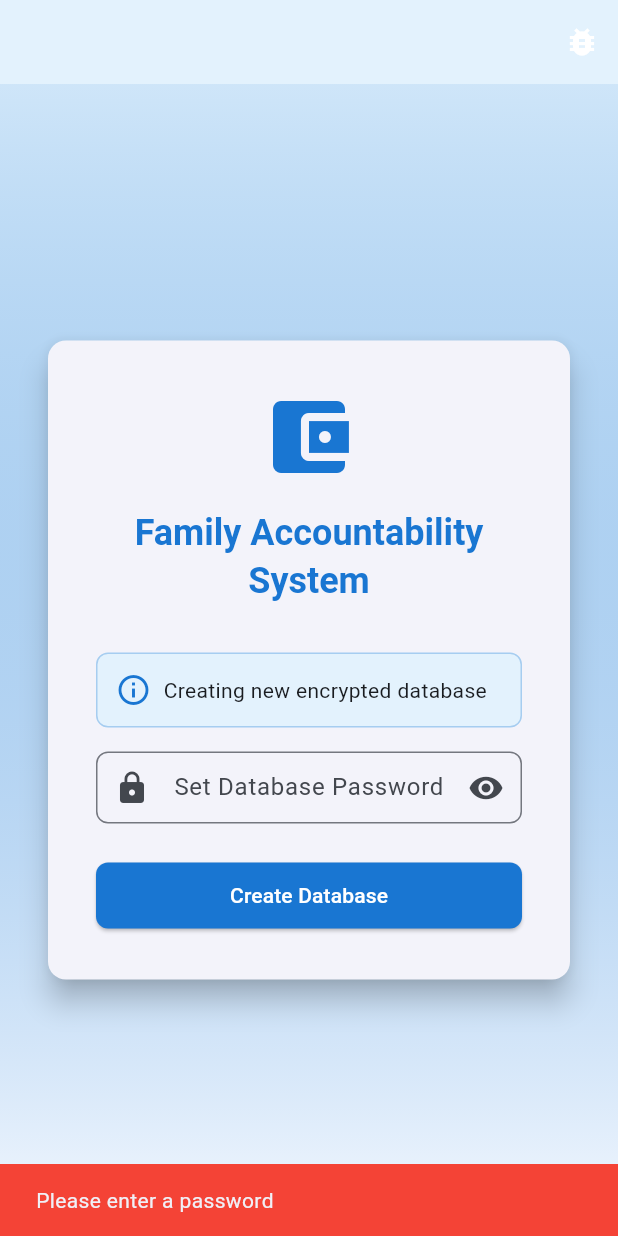
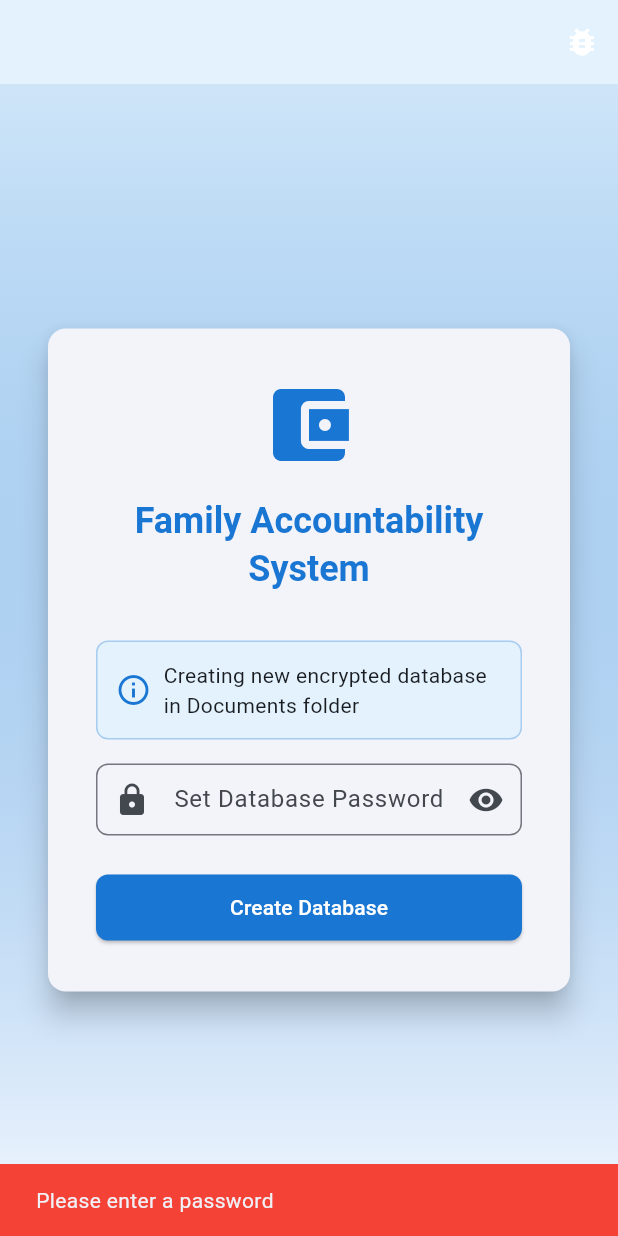
Before and after one commit to leandrorsampaio/Family-Accountability-System, a Flutter app: the screen it shows after launch, after a tap on "Create Database", on a phone screen of 412 x 824 dp. Run offline on Flutter 3.47's test engine with Material 3 defaults, Android fonts, the phone set to English and light mode, and no system bars; our stand-ins replace logger, sqflite_common_ffi, sqflite_sqlcipher; accounts and stored records are empty.

Commit message:
Fixing database

```diff
--- a/family_accountability_system/lib/screens/login_screen.dart
+++ b/family_accountability_system/lib/screens/login_screen.dart
@@ -30,21 +30,10 @@ class _LoginScreenState extends State<LoginScreen> {
     AppLogger.auth('Checking if database exists');
 
     try {
-      // Check in executable directory first
-      String databasePath;
-
-      try {
-        final executablePath = Platform.resolvedExecutable;
-        final executableDir = path.dirname(executablePath);
-        databasePath = path.join(executableDir, 'database.db');
-        AppLogger.auth('Checking database path: $databasePath');
-      } catch (e) {
-        // Fallback to Documents directory
-        AppLogger.warning('Failed to get executable directory, checking Documents', e);
-        final Directory appDocumentsDir = await getApplicationDocumentsDirectory();
-        databasePath = path.join(appDocumentsDir.path, 'database.db');
-        AppLogger.auth('Checking fallback database path: $databasePath');
-      }
+      // Always check Documents directory (macOS app sandboxing)
+      final Directory appDocumentsDir = await getApplicationDocumentsDirectory();
+      final String databasePath = path.join(appDocumentsDir.path, 'database.db');
+      AppLogger.auth('Checking database path: $databasePath');
 
       final bool exists = await File(databasePath).exists();
       AppLogger.auth('Database exists: $exists at $databasePath');
@@ -116,7 +105,7 @@ class _LoginScreenState extends State<LoginScreen> {
       context: context,
       builder: (context) => AlertDialog(
         title: const Text('Database Not Found'),
-        content: const Text('The database file \'database.db\' was not found. Do you want to create a new one?'),
+        content: const Text('The encrypted database file was not found in your Documents folder. Do you want to create a new one?\n\nThe database will be stored in:\n~/Documents/database.db'),
         actions: [
           TextButton(
             onPressed: () => Navigator.of(context).pop(false),
@@ -224,7 +213,7 @@ class _LoginScreenState extends State<LoginScreen> {
                           ),
                           const SizedBox(width: 8),
                           const Expanded(
-                            child: Text('Creating new encrypted database'),
+                            child: Text('Creating new encrypted database in Documents folder'),
                           ),
                         ],
                       ),
```
Also changed, not shown: family_accountability_system/lib/database/database_helper.dart (+13 -26 lines), 1 other file.
